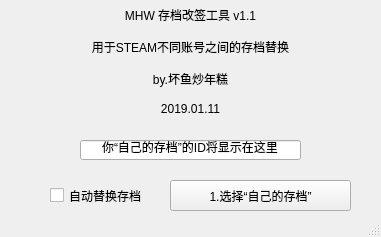
Qt form mainwindow.ui (BadFishy/MHW-Save-ID-Changer) before a commit.
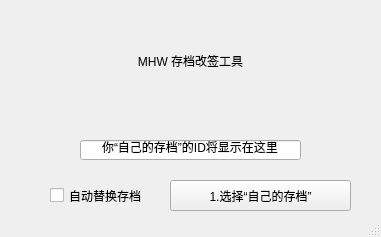
The same form after that commit.

```diff
--- a/mainwindow.ui
+++ b/mainwindow.ui
@@ -49,13 +49,7 @@
      </rect>
     </property>
     <property name="text">
-     <string>MHW 存档改签工具 v1.1
-
-用于STEAM不同账号之间的存档替换
-
-by.坏鱼炒年糕
-
-2019.01.11</string>
+     <string>MHW 存档改签工具</string>
     </property>
     <property name="textFormat">
      <enum>Qt::AutoText</enum>
```
